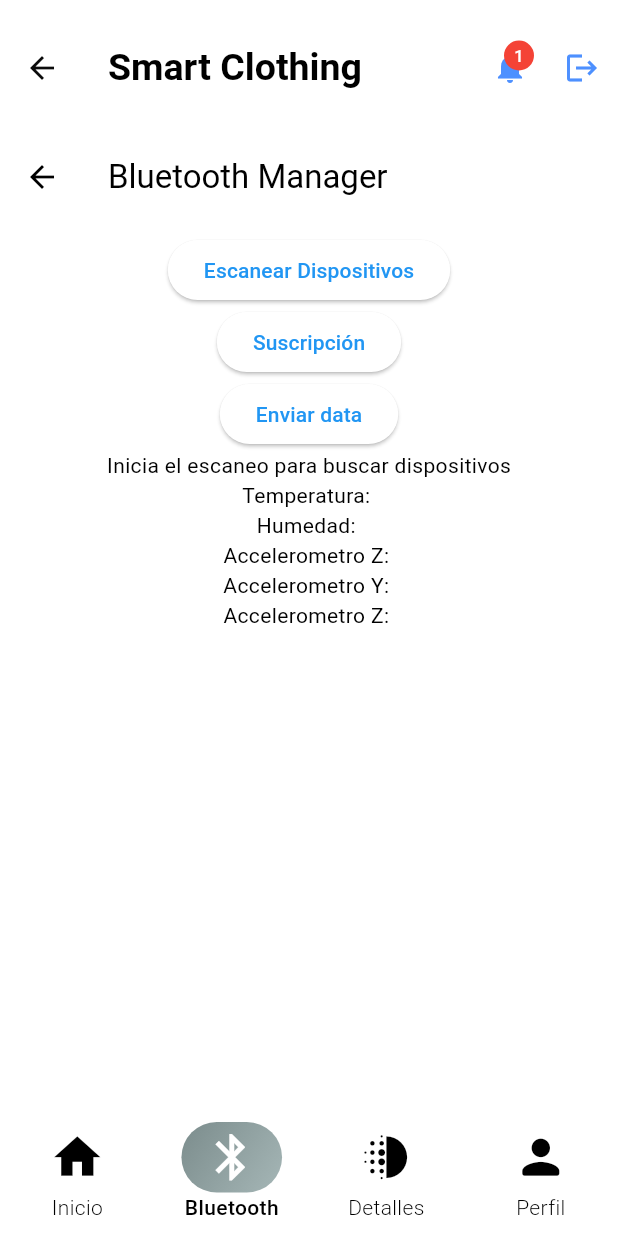
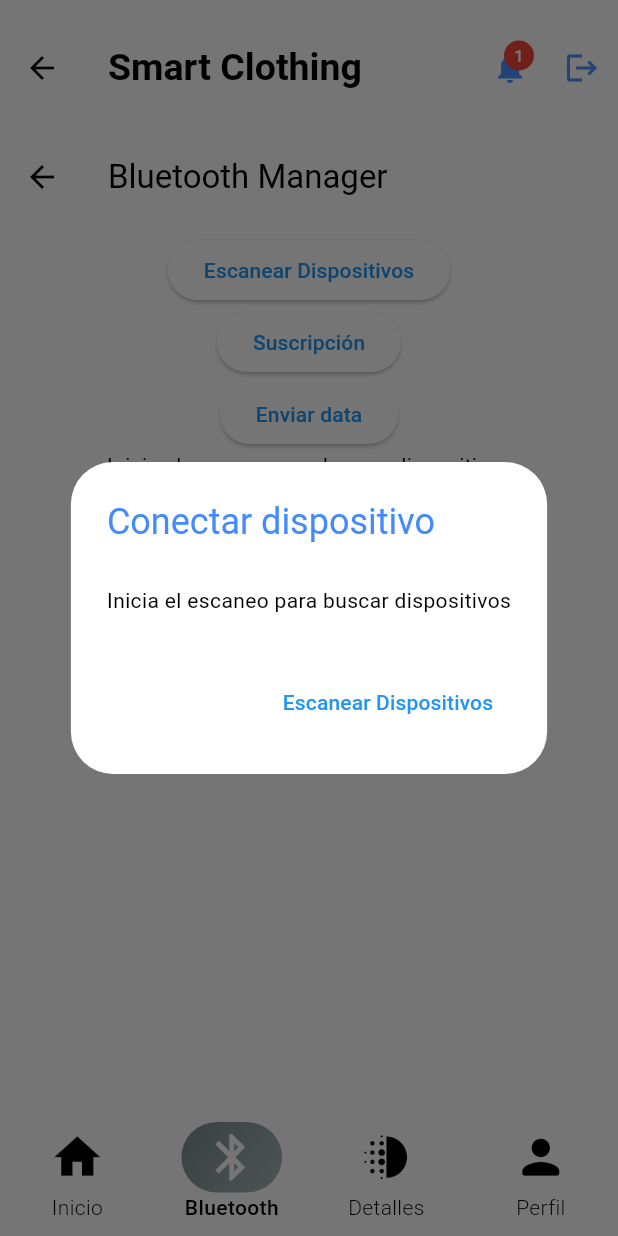
Before and after one commit to josenavarrojm/smart_clothing_app, a Flutter app: the LoggedUserPage screen opened directly, swiped to page 2, on a phone screen of 412 x 824 dp. Run offline on Flutter 3.47's test engine with Material 3 defaults, Android fonts, the phone set to English and light mode, and no system bars; our stand-ins replace cloud_firestore, email_validator, firebase_core, flutter_blue_plus, fluttertoast, get and 5 more; missing offline and left inert: bcrypt, flutter_reactive_ble, mqtt_client; accounts and stored records are empty.

Commit message:
ShowDialog Bluetooth Connection

```diff
--- /dev/null
+++ b/lib/functions/connected_state_notifier.dart
@@ -0,0 +1,37 @@
+// connection_service.dart
+import 'package:flutter/material.dart';
+import 'package:shared_preferences/shared_preferences.dart';
+
+class ConnectionService with ChangeNotifier {
+  static final ConnectionService _instance = ConnectionService._internal();
+  factory ConnectionService() => _instance;
+  ConnectionService._internal();
+  //  {
+  //   _loadSuscriptionState();
+  // }
+
+  bool _isConnected = false;
+  bool _isSuscripted = false;
+
+  bool get isConnected => _isConnected;
+
+  void updateConnectionStatus(bool status) {
+    _isConnected = status;
+    notifyListeners();
+  }
+
+  bool get isSuscripted => _isSuscripted;
+
+  void updateSuscriptionStatus(bool status) {
+    _isSuscripted = status;
+    notifyListeners();
+    // SharedPreferences prefs = await SharedPreferences.getInstance();
+    // await prefs.setBool('suscriptedDevice', status);
+  }
+
+  // _loadSuscriptionState() async {
+  //   SharedPreferences prefs = await SharedPreferences.getInstance();
+  //   _isSuscripted = prefs.getBool('suscriptedDevice') ?? true;
+  //   notifyListeners();
+  // }
+}
--- /dev/null
+++ b/lib/views/bluetooth_dialog_state.dart
@@ -0,0 +1,246 @@
+import 'dart:async';
+import 'package:flutter/material.dart';
+import 'package:smartclothingproject/controllers/BLE/bluetooth_services.dart';
+import 'package:flutter_reactive_ble/flutter_reactive_ble.dart';
+import 'package:permission_handler/permission_handler.dart';
+import 'package:loading_animation_widget/loading_animation_widget.dart';
+import 'package:fluttertoast/fluttertoast.dart';
+import 'package:smartclothingproject/functions/connected_state_notifier.dart';
+
+final blController = BluetoothController();
+String deviceId = '';
+String deviceName = '';
+
+void showCustomToast(String message) {
+  Fluttertoast.showToast(
+      msg: message,
+      toastLength: Toast.LENGTH_SHORT,
+      gravity: ToastGravity.TOP,
+      timeInSecForIosWeb: 1,
+      backgroundColor: Colors.black.withOpacity(0.5),
+      textColor: Colors.white,
+      fontSize: 16.0);
+}
+
+class BluetoothDialog extends StatefulWidget {
+  const BluetoothDialog({super.key});
+
+  @override
+  // ignore: library_private_types_in_public_api
+  _BluetoothDialogState createState() => _BluetoothDialogState();
+}
+
+class _BluetoothDialogState extends State<BluetoothDialog> {
+  bool scanned = false;
+  List<DiscoveredDevice> discoveredDevices = [];
+  DiscoveredDevice? connectedDevice;
+  final TextEditingController jsonController = TextEditingController();
+  String receivedData = '';
+  StreamSubscription? _subscription;
+
+  @override
+  void initState() {
+    super.initState();
+    requestPermissions();
+
+    // Escuchar el estado del escáner
+    _subscription = blController.bleScanner.state.listen((state) {
+      if (mounted) {
+        setState(() {
+          discoveredDevices = state.discoveredDevices
+              .where((device) => device.name.contains("ESP32"))
+              .toList();
+          // .where((device) => device.connectable == Connectable.available)
+          scanned = state.scanIsInProgress; // Actualiza el estado del escaneo
+        });
+      }
+    });
+  }
+
+  @override
+  void dispose() {
+    _subscription?.cancel(); // Cancela la suscripción
+    super.dispose();
+  }
+
+  Future<void> requestPermissions() async {
+    if (await Permission.bluetoothScan.request().isGranted) {
+      print("Bluetooth permission is granted");
+      if (await Permission.bluetoothConnect.request().isGranted) {
+        print("Bluetooth Connection permission is granted");
+      } else {
+        print("Bluetooth permission is not granted");
+      }
+    } else {
+      print("Bluetooth permission is not granted");
+    }
+  }
+
+  @override
+  Widget build(BuildContext context) {
+    return AlertDialog(
+      title: Text(
+        ConnectionService().isSuscripted || ConnectionService().isConnected
+            ? 'Dispositivo conectado'
+            : 'Conectar dispositivo',
+        style: TextStyle(
+            color: ConnectionService().isConnected
+                ? Colors.deepOrangeAccent
+                : ConnectionService().isSuscripted
+                    ? Colors.green
+                    : Colors.blueAccent),
+      ),
+      content: SingleChildScrollView(
+        child: Padding(
+          padding: const EdgeInsets.symmetric(vertical: 10),
+          child: Column(
+            children: [
+              ConnectionService().isConnected &&
+                      !ConnectionService().isSuscripted
+                  ? Center(
+                      child: ListTile(
+                      title: Text(
+                        deviceName,
+                        style: TextStyle(color: Theme.of(context).primaryColor),
+                      ),
+                      subtitle: Text(
+                        deviceId,
+                        style: TextStyle(color: Theme.of(context).primaryColor),
+                      ),
+                    ))
+                  : ConnectionService().isSuscripted
+                      ? Center(
+                          child: LoadingAnimationWidget.flickr(
+                            leftDotColor: Colors.orange,
+                            rightDotColor: Colors.blueAccent,
+                            size: 50,
+                          ),
+                        )
+                      : scanned
+                          ? Column(
+                              children: [
+                                const Text(
+                                  'Dispositivos encontrados',
+                                  style: TextStyle(
+                                      fontSize: 18, color: Colors.blueAccent),
+                                ),
+                                SizedBox(
+                                  height: 150,
+                                  child: discoveredDevices.isNotEmpty
+                                      ? ListView.builder(
+                                          itemCount: discoveredDevices.length,
+                                          itemBuilder: (context, index) {
+                                            final device =
+                                                discoveredDevices[index];
+                                            return ListTile(
+                                              title: Text(
+                                                device.name.isNotEmpty
+                                                    ? device.name
+                                                    : 'Dispositivo sin nombre: ${device.connectable}',
+                                                style: TextStyle(
+                                                    color: Theme.of(context)
+                                                        .primaryColor),
+                                              ),
+                                              subtitle: Text(
+                                                device.id,
+                                                style: TextStyle(
+                                                    color: Theme.of(context)
+                                                        .primaryColor),
+                                              ),
+                                              onTap: () async {
+                                                showCustomToast(
+                                                    'Conectando...');
+                                                await Future.delayed(
+                                                    const Duration(
+                                                        milliseconds: 500));
+                                                Fluttertoast.cancel();
+                                                await blController
+                                                    .connectToDevice(device.id);
+                                                blController.isConnected();
+                                                setState(() {
+                                                  deviceName = device.name;
+                                                  deviceId = device.id;
+                                                  connectedDevice = device;
+                                                });
+                                              },
+                                            );
+                                          },
+                                        )
+                                      : Center(
+                                          child: LoadingAnimationWidget
+                                              .fourRotatingDots(
+                                            color: Colors.blueAccent,
+                                            size: 50,
+                                          ),
+                                        ),
+                                ),
+                              ],
+                            )
+                          : Center(
+                              child: Text(
+                                'Inicia el escaneo para buscar dispositivos',
+                                style: TextStyle(
+                                    color: Theme.of(context).primaryColor),
+                              ),
+                            ),
+              if (discoveredDevices.isNotEmpty) ...[
+                ConnectionService().isConnected
+                    ? const Text('Conexión exitosa!',
+                        style: TextStyle(fontSize: 12))
+                    : const Text(
+                        'Presione el dispositivo para conectar y enlazar datos',
+                        style: TextStyle(fontSize: 12)),
+              ],
+            ],
+          ),
+        ),
+      ),
+      actions: [
+        ConnectionService().isConnected
+            ? ConnectionService().isSuscripted
+                ? TextButton(
+                    onPressed: () {
+                      if (ConnectionService().isSuscripted) {
+                        Navigator.pop(context);
+                        blController.stopScanning();
+                      }
+                    },
+                    child: const Text(
+                      'Cerrar',
+                      style: TextStyle(
+                          fontWeight: FontWeight.bold,
+                          color: Colors.green,
+                          fontSize: 18),
+                    ),
+                  )
+                : TextButton(
+                    onPressed: () {
+                      showCustomToast('Esperando conexión...');
+                      blController.subscribeToCharacteristic(
+                        deviceId: deviceId,
+                        serviceId:
+                            Uuid.parse("6E400001-B5A3-F393-E0A9-E50E24DCCA9E"),
+                        characteristicId:
+                            Uuid.parse("6E400003-B5A3-F393-E0A9-E50E24DCCA9E"),
+                      );
+                    },
+                    child: const Text(
+                      'Continuar',
+                      style: TextStyle(
+                          fontWeight: FontWeight.bold,
+                          color: Colors.blue,
+                          fontSize: 18),
+                    ),
+                  )
+            : TextButton(
+                onPressed: () async {
+                  showCustomToast('Buscando dispositivos...');
+                  await blController.requestBluetoothActivation();
+                  blController.startScanning([]);
+                },
+                child: const Text('Escanear Dispositivos'),
+              ),
+      ],
+    );
+  }
+}
--- a/lib/views/loggedUserPage.dart
+++ b/lib/views/loggedUserPage.dart
@@ -1,13 +1,28 @@
+import 'dart:ui';
+
 import 'package:flutter/services.dart';
 import 'package:flutter/material.dart';
+import 'package:loading_animation_widget/loading_animation_widget.dart';
+import 'package:provider/provider.dart';
+import 'package:smartclothingproject/controllers/BLE/bluetooth_services.dart';
+import 'package:smartclothingproject/functions/connected_state_notifier.dart';
 import 'package:smartclothingproject/views/auth_user.dart';
+import 'package:smartclothingproject/views/bluetooth_dialog_state.dart';
 import 'package:smartclothingproject/views/bluetooth_ui.dart';
 import 'package:smartclothingproject/views/profile_page.dart';
 import '../handlers/data_base_handler.dart';
 import '../models/user_model.dart';
 
+import 'dart:async';
+import 'package:flutter_reactive_ble/flutter_reactive_ble.dart';
+import 'package:permission_handler/permission_handler.dart';
+import 'package:fluttertoast/fluttertoast.dart';
+
 import '../functions/persistance_data.dart';
 import 'home_user_worker.dart';
+
+final blController = BluetoothController();
+bool closeAlertDialog = false;
 
 class LoggedUserPage extends StatefulWidget {
   const LoggedUserPage({super.key});
@@ -40,6 +55,25 @@
         });
       }
     });
+    WidgetsBinding.instance.addPostFrameCallback((_) {
+      final connectionService =
+          Provider.of<ConnectionService>(context, listen: false);
+      if (!connectionService.isSuscripted) {
+        showDialogIfNeeded(connectionService);
+      }
+    });
+  }
+
+  void showDialogIfNeeded(ConnectionService connectionService) {
+    if (!connectionService.isSuscripted) {
+      showDialog(
+        context: context,
+        barrierDismissible: false,
+        builder: (BuildContext dialogContext) {
+          return const BluetoothDialog();
+        },
+      );
+    }
   }
 
   Future<void> loadUsers() async {
@@ -52,6 +86,8 @@
 
   @override
   Widget build(BuildContext context) {
+    // double screenWidth = MediaQuery.of(context).size.width;
+    // double screenHeight = MediaQuery.of(context).size.height;
     WidgetsBinding.instance.addPostFrameCallback((_) {
       SystemChrome.setSystemUIOverlayStyle(SystemUiOverlayStyle(
         systemNavigationBarColor: Theme.of(context).scaffoldBackgroundColor,
@@ -133,7 +169,12 @@
                   style: TextStyle(color: Theme.of(context).primaryColor))),
           users.isNotEmpty
               ? ProfilePage(user: users[0])
-              : const Center(child: CircularProgressIndicator()),
+              : Center(
+                  child: LoadingAnimationWidget.progressiveDots(
+                    color: Colors.blueAccent,
+                    size: 50,
+                  ),
+                ),
         ],
       ),
       bottomNavigationBar: Container(
--- a/pubspec.yaml
+++ b/pubspec.yaml
@@ -32,6 +32,8 @@
   path: ^1.9.0
   intl: ^0.19.0
   provider: ^6.1.2
+  loading_animation_widget: ^1.3.0
+  fluttertoast: ^8.2.8
 
 dev_dependencies:
   flutter_test:
```
Also changed, not shown: lib/controllers/BLE/bluetooth_services.dart (+30 -45 lines), lib/main.dart (+19 -7 lines), lib/views/home_user_worker.dart (+14 -1 lines), lib/views/profile_page.dart (+0 -43 lines), pubspec.lock.
